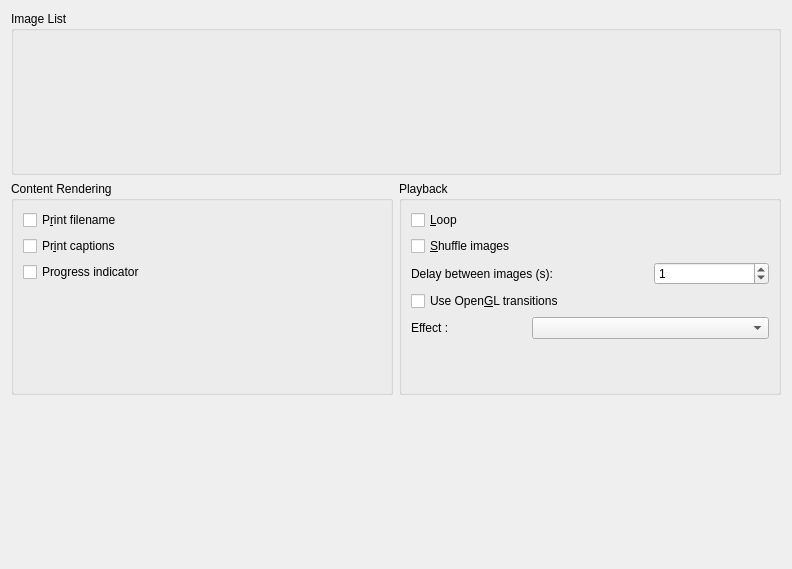
Old version of the form core/dplugins/generic/view/presentation/dialogs/presentation_mainpage.ui in the repository RPhay/MyDigikam.
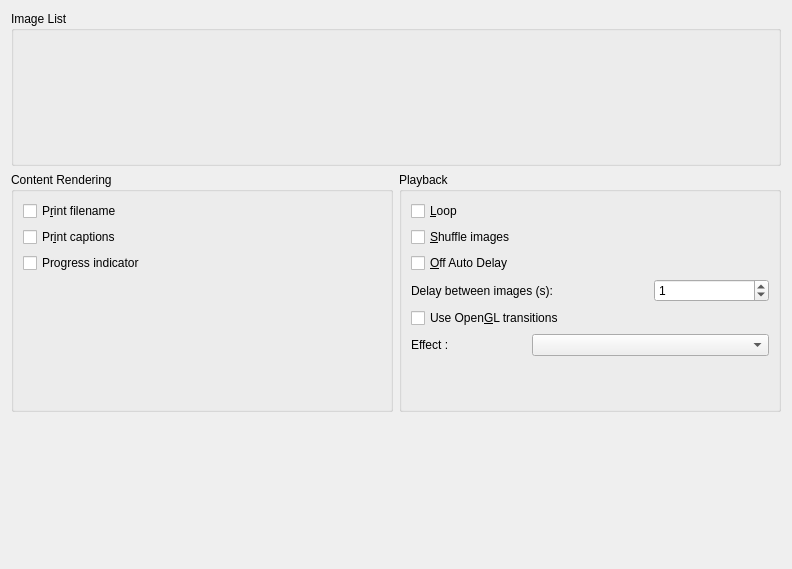
New version of the form.

Commit message: Apply patch #135527 from Phuoc Khanh LE to allow to turn off Presentation tool delay between image BUGS: 124788 FIXED-IN: 7.2.0

```diff
--- a/core/dplugins/generic/view/presentation/dialogs/presentation_mainpage.ui
+++ b/core/dplugins/generic/view/presentation/dialogs/presentation_mainpage.ui
@@ -185,6 +185,16 @@
           </property>
          </widget>
         </item>
+        <item>
+         <widget class="QCheckBox" name="m_offAutoDelayCheckBox">
+          <property name="text">
+           <string>&amp;Off Auto Delay</string>
+          </property>
+          <property name="whatsThis">
+           <string>this option requires user action to switch between images</string>
+          </property>
+         </widget>
+        </item>
         <item>
          <layout class="QGridLayout" name="gridLayout">
           <item row="2" column="0">
```
The commit also changes 21 other files.
